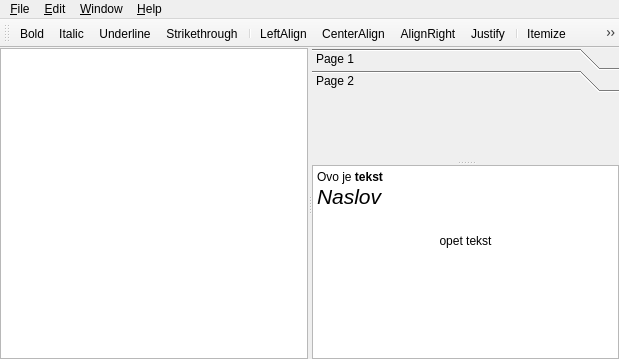
The window that mainwindow.ui (marohnicluka/ample) describes before a commit, drawn with Qt 5.
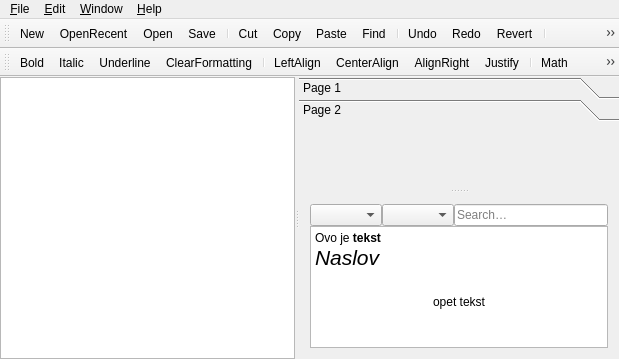
The same window after the commit. The open tabs and pages were chosen to show the change. Icons and pictures are not drawn.

```diff
--- a/mainwindow.ui
+++ b/mainwindow.ui
@@ -36,6 +36,9 @@
        <enum>Qt::Horizontal</enum>
       </property>
       <widget class="QTextEdit" name="textEdit">
+       <property name="frameShape">
+        <enum>QFrame::StyledPanel</enum>
+       </property>
        <property name="frameShadow">
         <enum>QFrame::Plain</enum>
        </property>
@@ -69,8 +72,8 @@
           <rect>
            <x>0</x>
            <y>0</y>
-           <width>307</width>
-           <height>71</height>
+           <width>325</width>
+           <height>68</height>
           </rect>
          </property>
          <attribute name="label">
@@ -78,15 +81,52 @@
          </attribute>
         </widget>
        </widget>
-       <widget class="QTextBrowser" name="textBrowser">
-        <property name="frameShape">
-         <enum>QFrame::StyledPanel</enum>
-        </property>
-        <property name="frameShadow">
-         <enum>QFrame::Plain</enum>
-        </property>
-        <property name="html">
-         <string>&lt;!DOCTYPE HTML PUBLIC &quot;-//W3C//DTD HTML 4.0//EN&quot; &quot;http://www.w3.org/TR/REC-html40/strict.dtd&quot;&gt;
+       <widget class="QWidget" name="verticalLayoutWidget">
+        <layout class="QVBoxLayout" name="verticalLayout">
+         <property name="spacing">
+          <number>0</number>
+         </property>
+         <item>
+          <layout class="QHBoxLayout" name="horizontalLayout">
+           <property name="spacing">
+            <number>0</number>
+           </property>
+           <item>
+            <widget class="QComboBox" name="helpTopicComboBox">
+             <property name="toolTip">
+              <string>Help topic</string>
+             </property>
+            </widget>
+           </item>
+           <item>
+            <widget class="QComboBox" name="helpChapterComboBox">
+             <property name="toolTip">
+              <string>Section</string>
+             </property>
+            </widget>
+           </item>
+           <item>
+            <widget class="QLineEdit" name="helpSearchEntry">
+             <property name="toolTip">
+              <string>Search help</string>
+             </property>
+             <property name="placeholderText">
+              <string>Search…</string>
+             </property>
+            </widget>
+           </item>
+          </layout>
+         </item>
+         <item>
+          <widget class="QTextBrowser" name="helpBrowser">
+           <property name="frameShape">
+            <enum>QFrame::StyledPanel</enum>
+           </property>
+           <property name="frameShadow">
+            <enum>QFrame::Plain</enum>
+           </property>
+           <property name="html">
+            <string>&lt;!DOCTYPE HTML PUBLIC &quot;-//W3C//DTD HTML 4.0//EN&quot; &quot;http://www.w3.org/TR/REC-html40/strict.dtd&quot;&gt;
 &lt;html&gt;&lt;head&gt;&lt;meta name=&quot;qrichtext&quot; content=&quot;1&quot; /&gt;&lt;style type=&quot;text/css&quot;&gt;
 p, li { white-space: pre-wrap; }
 &lt;/style&gt;&lt;/head&gt;&lt;body style=&quot; font-family:'Sans Serif'; font-size:9pt; font-weight:400; font-style:normal;&quot;&gt;
@@ -94,7 +134,10 @@
 &lt;p style=&quot; margin-top:0px; margin-bottom:0px; margin-left:0px; margin-right:0px; -qt-block-indent:0; text-indent:0px;&quot;&gt;&lt;span style=&quot; font-size:16pt; font-style:italic;&quot;&gt;Naslov&lt;/span&gt;&lt;/p&gt;
 &lt;p style=&quot;-qt-paragraph-type:empty; margin-top:0px; margin-bottom:0px; margin-left:0px; margin-right:0px; -qt-block-indent:0; text-indent:0px; font-size:16pt; font-style:italic;&quot;&gt;&lt;br /&gt;&lt;/p&gt;
 &lt;p align=&quot;center&quot; style=&quot; margin-top:0px; margin-bottom:0px; margin-left:0px; margin-right:0px; -qt-block-indent:0; text-indent:0px;&quot;&gt;opet tekst&lt;/p&gt;&lt;/body&gt;&lt;/html&gt;</string>
-        </property>
+           </property>
+          </widget>
+         </item>
+        </layout>
        </widget>
       </widget>
      </widget>
@@ -141,25 +184,66 @@
    <addaction name="menu_Help"/>
   </widget>
   <widget class="QToolBar" name="mainToolBar">
+   <property name="iconSize">
+    <size>
+     <width>24</width>
+     <height>24</height>
+    </size>
+   </property>
    <attribute name="toolBarArea">
     <enum>TopToolBarArea</enum>
    </attribute>
    <attribute name="toolBarBreak">
     <bool>false</bool>
    </attribute>
+   <addaction name="action_New"/>
+   <addaction name="actionOpenRecent"/>
+   <addaction name="action_Open"/>
+   <addaction name="actionSave"/>
+   <addaction name="separator"/>
+   <addaction name="actionCut"/>
+   <addaction name="actionCopy"/>
+   <addaction name="actionPaste"/>
+   <addaction name="actionFind"/>
+   <addaction name="separator"/>
+   <addaction name="actionUndo"/>
+   <addaction name="actionRedo"/>
+   <addaction name="actionRevert"/>
+   <addaction name="separator"/>
+   <addaction name="actionSettings"/>
+   <addaction name="actionRecompute"/>
+   <addaction name="actionExport"/>
+  </widget>
+  <widget class="QToolBar" name="textToolBar">
+   <property name="windowTitle">
+    <string>toolBar</string>
+   </property>
+   <property name="orientation">
+    <enum>Qt::Horizontal</enum>
+   </property>
+   <attribute name="toolBarArea">
+    <enum>TopToolBarArea</enum>
+   </attribute>
+   <attribute name="toolBarBreak">
+    <bool>true</bool>
+   </attribute>
    <addaction name="actionBold"/>
    <addaction name="actionItalic"/>
    <addaction name="actionUnderline"/>
-   <addaction name="actionStrikethrough"/>
+   <addaction name="actionClearFormatting"/>
    <addaction name="separator"/>
    <addaction name="actionLeftAlign"/>
    <addaction name="actionCenterAlign"/>
    <addaction name="actionAlignRight"/>
    <addaction name="actionJustify"/>
    <addaction name="separator"/>
-   <addaction name="actionItemize"/>
-   <addaction name="actionEnumerate"/>
    <addaction name="actionMath"/>
+   <addaction name="actionList"/>
+   <addaction name="actionTable"/>
+   <addaction name="actionImage"/>
+   <addaction name="actionReference"/>
+   <addaction name="separator"/>
+   <addaction name="actionSpellCheck"/>
   </widget>
   <action name="action_New">
    <property name="text">
@@ -250,21 +334,6 @@
     <string>Ctrl+U</string>
    </property>
   </action>
-  <action name="actionStrikethrough">
-   <property name="checkable">
-    <bool>true</bool>
-   </property>
-   <property name="icon">
-    <iconset resource="resources.qrc">
-     <normaloff>:/icons/icons/strikethrough.png</normaloff>:/icons/icons/strikethrough.png</iconset>
-   </property>
-   <property name="text">
-    <string>Strikethrough</string>
-   </property>
-   <property name="toolTip">
-    <string>Striked through text</string>
-   </property>
-  </action>
   <action name="actionLeftAlign">
    <property name="checkable">
     <bool>true</bool>
@@ -341,12 +410,23 @@
    <property name="checkable">
     <bool>true</bool>
    </property>
+   <property name="text">
+    <string>Table</string>
+   </property>
+   <property name="toolTip">
+    <string>Insert table</string>
+   </property>
+   <property name="shortcut">
+    <string>Ctrl+Shift+T</string>
+   </property>
+  </action>
+  <action name="actionImage">
    <property name="icon">
     <iconset resource="resources.qrc">
      <normaloff>:/icons/icons/itemize.png</normaloff>:/icons/icons/itemize.png</iconset>
    </property>
    <property name="text">
-    <string>Itemize</string>
+    <string>Image</string>
    </property>
    <property name="toolTip">
     <string>Unnumbered list</string>
@@ -355,7 +435,199 @@
     <string>Ctrl+Shift+I</string>
    </property>
   </action>
-  <action name="actionEnumerate">
+  <action name="actionClearFormatting">
+   <property name="icon">
+    <iconset resource="resources.qrc">
+     <normaloff>:/icons/icons/colored/format-text-none.svg</normaloff>:/icons/icons/colored/format-text-none.svg</iconset>
+   </property>
+   <property name="text">
+    <string>ClearFormatting</string>
+   </property>
+   <property name="toolTip">
+    <string>Clear formatting</string>
+   </property>
+  </action>
+  <action name="actionCopy">
+   <property name="icon">
+    <iconset resource="resources.qrc">
+     <normaloff>:/icons/icons/colored/edit-copy.svg</normaloff>:/icons/icons/colored/edit-copy.svg</iconset>
+   </property>
+   <property name="text">
+    <string>Copy</string>
+   </property>
+   <property name="toolTip">
+    <string>Copy</string>
+   </property>
+  </action>
+  <action name="actionCut">
+   <property name="icon">
+    <iconset resource="resources.qrc">
+     <normaloff>:/icons/icons/colored/edit-cut.svg</normaloff>:/icons/icons/colored/edit-cut.svg</iconset>
+   </property>
+   <property name="text">
+    <string>Cut</string>
+   </property>
+   <property name="toolTip">
+    <string>Cut</string>
+   </property>
+  </action>
+  <action name="actionPaste">
+   <property name="icon">
+    <iconset resource="resources.qrc">
+     <normaloff>:/icons/icons/colored/edit-paste.svg</normaloff>:/icons/icons/colored/edit-paste.svg</iconset>
+   </property>
+   <property name="text">
+    <string>Paste</string>
+   </property>
+   <property name="toolTip">
+    <string>Paste</string>
+   </property>
+  </action>
+  <action name="actionRevert">
+   <property name="icon">
+    <iconset resource="resources.qrc">
+     <normaloff>:/icons/icons/colored/document-revert.svg</normaloff>:/icons/icons/colored/document-revert.svg</iconset>
+   </property>
+   <property name="text">
+    <string>Revert</string>
+   </property>
+   <property name="toolTip">
+    <string>Revert</string>
+   </property>
+  </action>
+  <action name="actionExport">
+   <property name="icon">
+    <iconset resource="resources.qrc">
+     <normaloff>:/icons/icons/colored/document-export.svg</normaloff>:/icons/icons/colored/document-export.svg</iconset>
+   </property>
+   <property name="text">
+    <string>Export</string>
+   </property>
+   <property name="toolTip">
+    <string>Export</string>
+   </property>
+  </action>
+  <action name="actionOpenRecent">
+   <property name="icon">
+    <iconset resource="resources.qrc">
+     <normaloff>:/icons/icons/colored/document-open-recent.svg</normaloff>:/icons/icons/colored/document-open-recent.svg</iconset>
+   </property>
+   <property name="text">
+    <string>OpenRecent</string>
+   </property>
+   <property name="toolTip">
+    <string>Open recent</string>
+   </property>
+  </action>
+  <action name="actionFind">
+   <property name="icon">
+    <iconset resource="resources.qrc">
+     <normaloff>:/icons/icons/colored/edit-find.svg</normaloff>:/icons/icons/colored/edit-find.svg</iconset>
+   </property>
+   <property name="text">
+    <string>Find</string>
+   </property>
+   <property name="toolTip">
+    <string>Find</string>
+   </property>
+   <property name="shortcut">
+    <string>Ctrl+F</string>
+   </property>
+  </action>
+  <action name="actionSave">
+   <property name="icon">
+    <iconset resource="resources.qrc">
+     <normaloff>:/icons/icons/colored/document-save.svg</normaloff>:/icons/icons/colored/document-save.svg</iconset>
+   </property>
+   <property name="text">
+    <string>Save</string>
+   </property>
+   <property name="toolTip">
+    <string>Save</string>
+   </property>
+   <property name="shortcut">
+    <string>Ctrl+S</string>
+   </property>
+  </action>
+  <action name="actionSaveAs">
+   <property name="icon">
+    <iconset resource="resources.qrc">
+     <normaloff>:/icons/icons/colored/document-save-as.svg</normaloff>:/icons/icons/colored/document-save-as.svg</iconset>
+   </property>
+   <property name="text">
+    <string>SaveAs</string>
+   </property>
+   <property name="toolTip">
+    <string>Save as</string>
+   </property>
+   <property name="shortcut">
+    <string>Ctrl+Shift+S</string>
+   </property>
+  </action>
+  <action name="actionRecompute">
+   <property name="icon">
+    <iconset resource="resources.qrc">
+     <normaloff>:/icons/icons/colored/view-refresh.svg</normaloff>:/icons/icons/colored/view-refresh.svg</iconset>
+   </property>
+   <property name="text">
+    <string>Recompute</string>
+   </property>
+   <property name="toolTip">
+    <string>Recompute all</string>
+   </property>
+  </action>
+  <action name="actionUndo">
+   <property name="icon">
+    <iconset resource="resources.qrc">
+     <normaloff>:/icons/icons/colored/edit-undo.svg</normaloff>:/icons/icons/colored/edit-undo.svg</iconset>
+   </property>
+   <property name="text">
+    <string>Undo</string>
+   </property>
+   <property name="toolTip">
+    <string>Undo</string>
+   </property>
+  </action>
+  <action name="actionRedo">
+   <property name="icon">
+    <iconset resource="resources.qrc">
+     <normaloff>:/icons/icons/colored/edit-redo.svg</normaloff>:/icons/icons/colored/edit-redo.svg</iconset>
+   </property>
+   <property name="text">
+    <string>Redo</string>
+   </property>
+   <property name="toolTip">
+    <string>Redo</string>
+   </property>
+  </action>
+  <action name="actionSettings">
+   <property name="icon">
+    <iconset resource="resources.qrc">
+     <normaloff>:/icons/icons/colored/open-menu.svg</normaloff>:/icons/icons/colored/open-menu.svg</iconset>
+   </property>
+   <property name="text">
+    <string>Settings</string>
+   </property>
+   <property name="toolTip">
+    <string>Settings</string>
+   </property>
+  </action>
+  <action name="actionReference">
+   <property name="icon">
+    <iconset resource="resources.qrc">
+     <normaloff>:/icons/icons/colored/insert-link.svg</normaloff>:/icons/icons/colored/insert-link.svg</iconset>
+   </property>
+   <property name="text">
+    <string>Reference</string>
+   </property>
+   <property name="toolTip">
+    <string>Insert reference</string>
+   </property>
+   <property name="shortcut">
+    <string>Ctrl+R</string>
+   </property>
+  </action>
+  <action name="actionSpellCheck">
    <property name="checkable">
     <bool>true</bool>
    </property>
@@ -364,11 +636,23 @@
      <normaloff>:/icons/icons/enumerate.png</normaloff>:/icons/icons/enumerate.png</iconset>
    </property>
    <property name="text">
-    <string>Enumerate</string>
+    <string>SpellCheck</string>
    </property>
    <property name="toolTip">
     <string>Numbered list</string>
    </property>
+  </action>
+  <action name="actionList">
+   <property name="icon">
+    <iconset resource="resources.qrc">
+     <normaloff>:/icons/icons/colored/insert-list.svg</normaloff>:/icons/icons/colored/insert-list.svg</iconset>
+   </property>
+   <property name="text">
+    <string>List</string>
+   </property>
+   <property name="toolTip">
+    <string>Insert list</string>
+   </property>
    <property name="shortcut">
     <string>Ctrl+Shift+E</string>
    </property>
```
Left out of the diff: 69 changed lines with no effect on the pictures.
